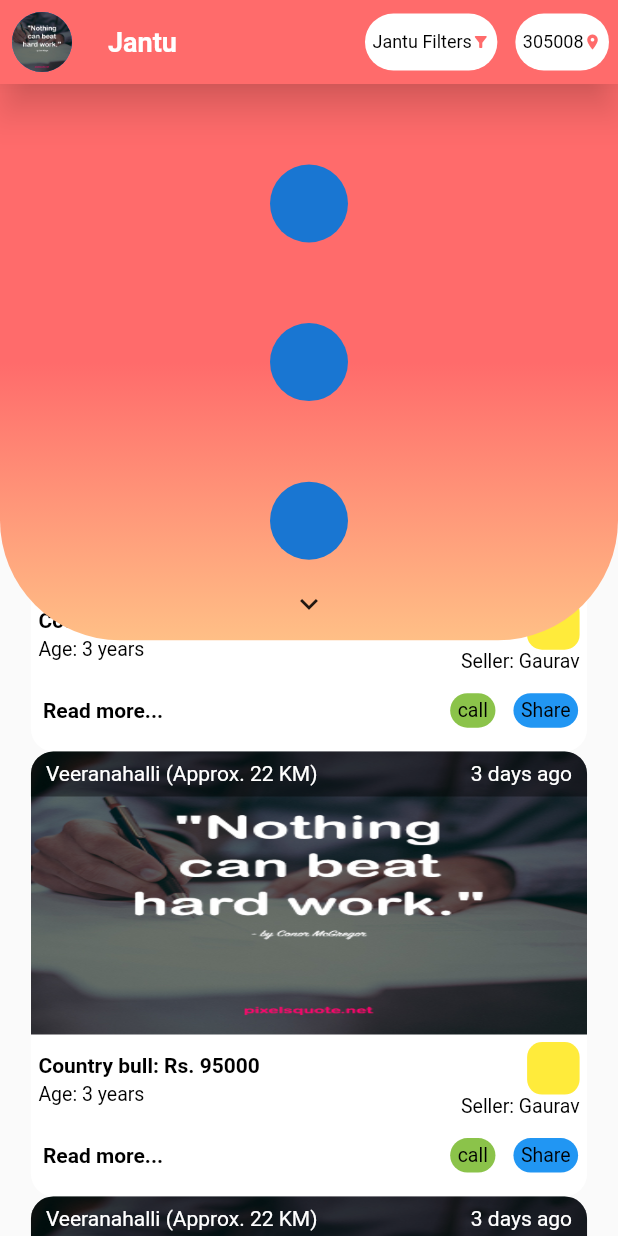
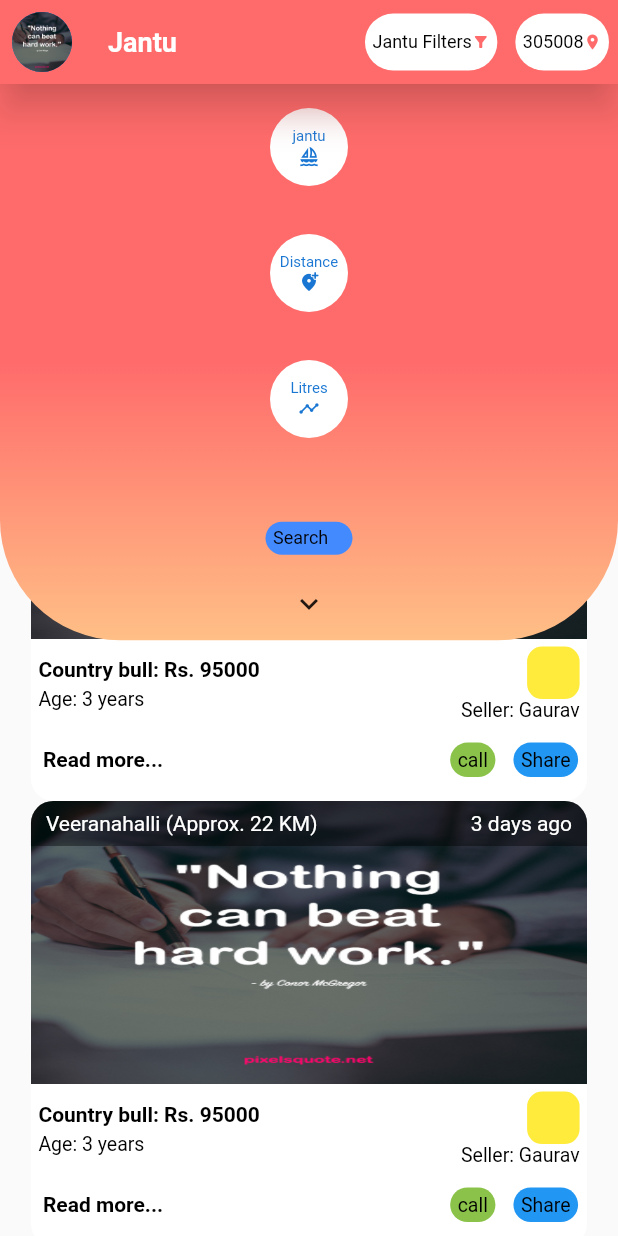
Before and after one commit to yashchaudhari109/lets_buy, a Flutter app: the screen it shows after launch, on a phone screen of 412 x 824 dp. Run offline on Flutter 3.47's test engine with Material 2 defaults, Android fonts, the phone set to English and light mode, and no system bars.

Commit message:
animation update

```diff
--- a/lib/Component/animatedPosition.dart
+++ b/lib/Component/animatedPosition.dart
@@ -1,4 +1,6 @@
 import 'package:flutter/material.dart';
+import 'package:lets_buy/Component/appbarContainer.dart';
+import 'package:lets_buy/Component/customizedCircle.dart';
 import 'package:lets_buy/constant.dart';
 
 class LAnimatedPositioned extends StatefulWidget {
@@ -20,7 +22,7 @@ class _LAnimatedPositionedState extends State<LAnimatedPositioned> {
 
     // bool isScreenWide = MediaQuery.of(context).size.width >= kMinWidthOfLargeScreen;
     return Column(
-      mainAxisAlignment: MainAxisAlignment.center,
+      // mainAxisAlignment: MainAxisAlignment.center,
       children: <Widget>[
         Container(
           height: height * 0.45,
@@ -49,36 +51,61 @@ class _LAnimatedPositionedState extends State<LAnimatedPositioned> {
                       child: Stack(
                         children: [
                           Align(
-                            alignment: Alignment.center,
+                            alignment:
+                                _first ? Alignment.topCenter : Alignment.center,
                             child: Flex(
-                              mainAxisAlignment: MainAxisAlignment.spaceEvenly,
+                              mainAxisAlignment: _first
+                                  ? MainAxisAlignment.start
+                                  : MainAxisAlignment.spaceEvenly,
                               crossAxisAlignment: CrossAxisAlignment.center,
+                              // mainAxisSize: MainAxisSize.max,
                               direction:
                                   _first ? Axis.vertical : Axis.horizontal,
                               // mainAxisAlignment: MainAxisAlignment.spaceEvenly,
                               children: <Widget>[
-                                CircleAvatar(
-                                  minRadius: 26.0,
+                                CustomizedCircle(
+                                  text: "jantu",
+                                  icon: Icons.sailing_outlined,
                                 ),
-                                CircleAvatar(
-                                  minRadius: 26.0,
+                                CustomizedCircle(
+                                  text: "Distance",
+                                  icon: Icons.add_location_alt_rounded,
                                 ),
-                                CircleAvatar(
-                                  minRadius: 26.0,
+                                CustomizedCircle(
+                                  text: "Litres",
+                                  icon: Icons.timeline,
                                 ),
                               ],
                             ),
                           ),
                           Align(
                             alignment: Alignment.bottomCenter,
-                            child: IconButton(
+                            child: Column(
+                              crossAxisAlignment: CrossAxisAlignment.center,
+                              mainAxisAlignment: MainAxisAlignment.end,
+                              children: [
+                                _first
+                                    ? Container(
+                                        width: 70,
+                                        child: AppbarContainer(
+                                          onTap: () {
+                                            print("Search button get pressed");
+                                          },
+                                          text: "Search",
+                                          color: Colors.blueAccent,
+                                        ),
+                                      )
+                                    : Text("Choose your favourite"),
+                                IconButton(
                                     onPressed: () {
                                       setState(() {
-                                    _bottom = _first ? 240 : 20;
+                                        _bottom = _first ? 200 : 20;
                                         _first = !_first;
                                       });
                                     },
                                     icon: Icon(Icons.expand_more)),
+                              ],
+                            ),
                           ),
                         ],
                       ),
--- a/lib/Component/appbarContainer.dart
+++ b/lib/Component/appbarContainer.dart
@@ -4,10 +4,11 @@ import 'package:lets_buy/constant.dart';
 
 class AppbarContainer extends StatelessWidget {
   const AppbarContainer(
-      {Key? key, this.text, this.icon, this.color, this.fontsize})
+      {Key? key, this.text, this.icon, this.color, this.fontsize, this.onTap})
       : super(key: key);
   final icon;
   final text;
+  final onTap;
   final color;
   final fontsize;
   @override
@@ -16,6 +17,8 @@ class AppbarContainer extends StatelessWidget {
     double height = MediaQuery.of(context).size.height;
     return Padding(
       padding: const EdgeInsets.fromLTRB(6.0, 9.0, 6.0, 9.0),
+      child: GestureDetector(
+        onTap: onTap,
         child: Container(
           decoration: BoxDecoration(
             borderRadius: BorderRadius.circular(50.0),
@@ -42,6 +45,7 @@ class AppbarContainer extends StatelessWidget {
             ),
           )),
         ),
+      ),
     );
   }
 }
--- /dev/null
+++ b/lib/Component/customizedCircle.dart
@@ -0,0 +1,29 @@
+import 'package:flutter/material.dart';
+
+class CustomizedCircle extends StatelessWidget {
+  const CustomizedCircle({Key? key, this.text, this.icon}) : super(key: key);
+  final text;
+  final icon;
+
+  @override
+  Widget build(BuildContext context) {
+    return Padding(
+      padding: const EdgeInsets.all(16.0),
+      child: CircleAvatar(
+        backgroundColor: Colors.white,
+        minRadius: 26.0,
+        child: Column(
+          crossAxisAlignment: CrossAxisAlignment.center,
+          mainAxisAlignment: MainAxisAlignment.center,
+          children: [
+            Text(text, style: TextStyle(fontSize: 10)),
+            Icon(
+              icon,
+              size: 14,
+            ),
+          ],
+        ),
+      ),
+    );
+  }
+}
--- a/lib/Screens/body.dart
+++ b/lib/Screens/body.dart
@@ -26,7 +26,7 @@ class _BodyState extends State<Body> {
           Column(
             children: [
               SizedBox(
-                height: height * 0.18,
+                height: height * 0.22,
               ),
               CustomizedCard(),
               CustomizedCard(),
```
Lines whose indentation alone changed are shown as unchanged.
